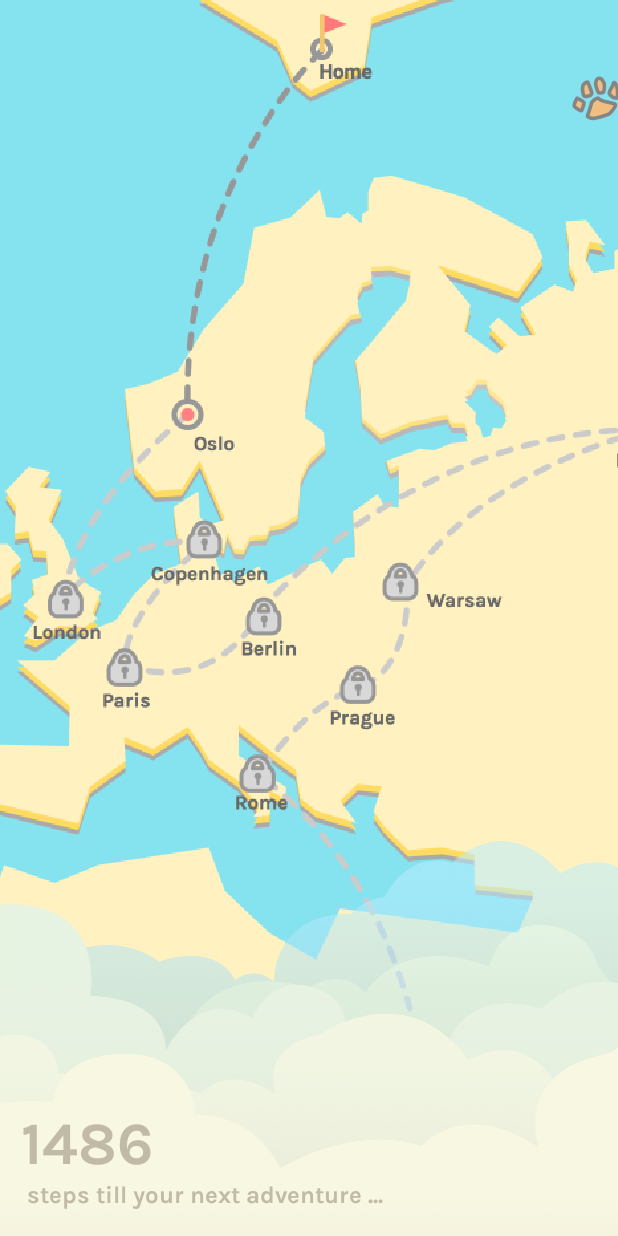
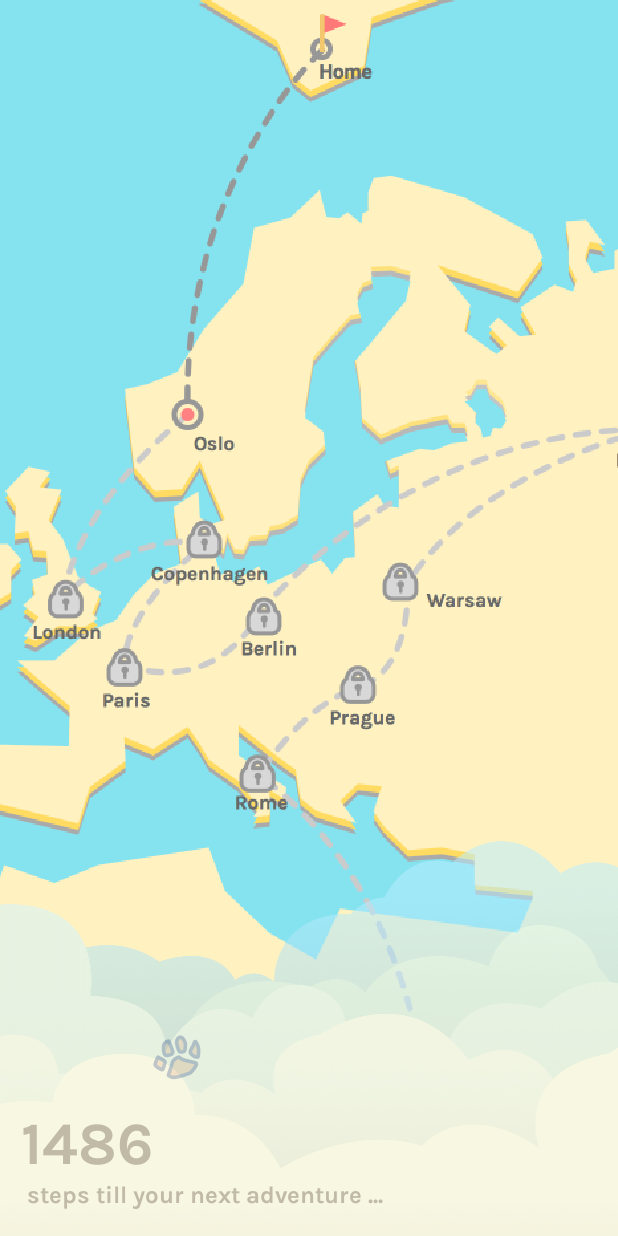
Before and after one commit to ysharry/15fall-hackcmu, an Android app: the screen it shows after launch (MapActivity), after a tap on an icon or button, on a phone screen of 412 x 824 dp. Run offline under Robolectric (Android 15) with nearby library versions, the phone set to English and light mode, and no system bars; libraries missing offline, so code that uses them is left out: com.facebook; 4 statements that could not run were skipped.

Commit message:
add new menu fab; add preliminary animation for mapActivity

```diff
--- a/HelloWorld/app/src/main/java/org/hackcmu/helloworld/MainActivity.java
+++ b/HelloWorld/app/src/main/java/org/hackcmu/helloworld/MainActivity.java
@@ -315,9 +315,18 @@ public class MainActivity extends AppCompatActivity {
     }
 
     private void addToStepCount(int newSteps) {
+        int oldSteps = totalSteps;
         totalSteps += newSteps;
         TextView stepCountView = (TextView) findViewById(R.id.stepnumber);
-        stepCountView.setText(String.valueOf(totalSteps));
+        long startCountTime = getCurrentTime();
+        while(oldSteps < totalSteps) {
+            long currentTime = getCurrentTime();
+            if(currentTime - startCountTime > 1) {
+                stepCountView.setText(String.valueOf(oldSteps));
+                oldSteps++;
+                startCountTime = currentTime;
+            }
+        }
     }
 
     public int getTotalSteps() {
--- a/HelloWorld/app/src/main/java/org/hackcmu/helloworld/MapActivity.java
+++ b/HelloWorld/app/src/main/java/org/hackcmu/helloworld/MapActivity.java
@@ -35,7 +35,7 @@ public class MapActivity extends Activity {
         animSet.addAnimation(translateAnim);
         animSet.addAnimation(alphaAnim);
         animSet.setInterpolator(new FastOutSlowInInterpolator());
-        animSet.setDuration(2000);
+        animSet.setDuration(1500);
         cloudFrame.startAnimation(animSet);
 
         Intent callingIntent = getIntent();
@@ -46,5 +46,7 @@ public class MapActivity extends Activity {
         TextView prompts_text = (TextView) findViewById(R.id.prompts);
         steps_left_text.setTypeface(myTypeface);
         prompts_text.setTypeface(myTypeface);
+
+//        ImageView map_paw = (ImageView) findViewById(R.id.map_paw);
     }
 }
--- a/HelloWorld/app/src/main/java/org/hackcmu/helloworld/MapView.java
+++ b/HelloWorld/app/src/main/java/org/hackcmu/helloworld/MapView.java
@@ -9,25 +9,57 @@ import android.util.AttributeSet;
 import android.util.Log;
 import android.view.View;
 
+import java.util.Calendar;
+import java.util.Date;
+
 /**
  * Created by ysharry on 9/26/15.
  */
 public class MapView extends View {
 
+    private float duration = 1500;
+
     private Bitmap bmp;
     private Bitmap locator;
-    private int[] x = {156,91,25,95,55};
-    private int[] y = {14,200,288,258,322};
-    private int[] dis = {0,10000,15000,19500,24000};
+    private int[] x = {156,110,91,25,95,55};
+    private int[] y = {14,90,200,288,258,322};
+    private int[] dis = {0,5000,10000,15000,19500,24000};
     private float xmultiplier = 4f;
     private float ymultiplier = 4f;
     private float xoffset = -54f;
     private float yoffset = 54f;
+    private int a = x[0];
+    private int b = y[0];
+    private int i = 0;
+    private int aXDiff;
+    private int bYDiff;
+    private long startTime;
 
     public MapView(Context context, AttributeSet attrs){
         super(context,attrs);
         bmp = BitmapFactory.decodeResource(getResources(), R.drawable.map);
         locator = BitmapFactory.decodeResource(getResources(), R.drawable.ico_paw);
+
+        int steps = 14000;
+        startTime = getCurrentTime();
+
+        while(i < 5 && steps >= dis[i]){
+            i++;
+        }
+        i--;
+        int exceed_amount = steps - dis[i];
+        int xdiff, ydiff,interv;
+        if(i < 4){
+            xdiff = x[i+1]-x[i];
+            ydiff = y[i+1]-y[i];
+            interv = dis[i+1]-dis[i];
+            a = x[i] + xdiff * exceed_amount/interv;
+            b = y[i] + ydiff * exceed_amount/interv;
+        }
+        if(i % 2 == 1) i--;
+
+        aXDiff = a - x[i];
+        bYDiff = b - y[i];
     }
     public void onDraw(Canvas canvas){
         super.onDraw(canvas);
@@ -43,29 +75,30 @@ public class MapView extends View {
             h = canvasWidth * 16 / 9;
         }
 
-        Log.d("Canvas","height: " + h + ", width: " + w);
+//        Log.d("Canvas", "height: " + h + ", width: " + w);
 
         Rect bg = new Rect(0,0,w,h);
         canvas.drawBitmap(bmp, null, bg, null);
 
-        /*int i = 0;
-        while(i < 5 && steps >= dis[i]){
-            i++;
+        float progress = (getCurrentTime() - 1000 - startTime) / duration;
+
+        if(progress < 0) progress = 0;
+
+        float currentX = x[i] + aXDiff * progress;
+        float currentY = y[i] + bYDiff * progress;
+        Log.d("Canvas", "Progress: " + progress + "Curr X: " + currentX + ", Curr Y: " + currentY);
+        canvas.drawBitmap(locator,currentX* xmultiplier + xoffset,currentY* ymultiplier + yoffset,null);
+
+        if(progress < 1) {
+            invalidate();
         }
-        i--;
-        int exceed_amount = steps - dis[i];
-        int xdiff, ydiff,a,b,interv;
-        if(i < 4){
-            xdiff = x[i+1]-x[i];
-            ydiff = y[i+1]-y[i];
-            interv = dis[i+1]-dis[i];
-            a = x[i] + xdiff * exceed_amount/interv;
-            b = y[i] + ydiff * exceed_amount/interv;
-        }*/
+    }
 
-
-        canvas.drawBitmap(locator,x[0]* xmultiplier + xoffset,y[0]* ymultiplier + yoffset,null);
-
+    private long getCurrentTime() {
+        Calendar cal = Calendar.getInstance();
+        Date now = new Date();
+        cal.setTime(now);
+        return cal.getTimeInMillis();
     }
 
 
```
Also changed, not shown: HelloWorld/app/src/main/res/layout/activity_main.xml (+15 -1 lines).
